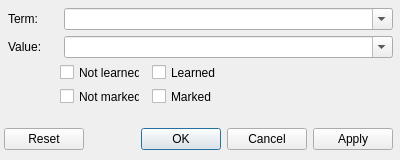
skynowa/iTeacher, file Forms/CWordFinder.ui: the form before one commit.
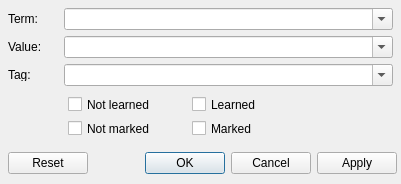
The form after the commit.

Commit message: ADD: tags combobox to CWordFinder

Diff of the .ui file:
```diff
--- a/Forms/CWordFinder.ui
+++ b/Forms/CWordFinder.ui
@@ -6,8 +6,8 @@
    <rect>
     <x>0</x>
     <y>0</y>
-    <width>400</width>
-    <height>160</height>
+    <width>401</width>
+    <height>184</height>
    </rect>
   </property>
   <property name="windowTitle">
@@ -16,8 +16,8 @@
   <widget class="QDialogButtonBox" name="bbxButtons">
    <property name="geometry">
     <rect>
-     <x>4</x>
-     <y>128</y>
+     <x>8</x>
+     <y>152</y>
      <width>389</width>
      <height>23</height>
     </rect>
@@ -55,9 +55,9 @@
   <widget class="QCheckBox" name="chkWordLearned">
    <property name="geometry">
     <rect>
-     <x>152</x>
-     <y>64</y>
-     <width>80</width>
+     <x>192</x>
+     <y>96</y>
+     <width>112</width>
      <height>17</height>
     </rect>
    </property>
@@ -68,9 +68,9 @@
   <widget class="QCheckBox" name="chkWordMarked">
    <property name="geometry">
     <rect>
-     <x>152</x>
-     <y>88</y>
-     <width>80</width>
+     <x>192</x>
+     <y>120</y>
+     <width>112</width>
      <height>17</height>
     </rect>
    </property>
@@ -107,9 +107,9 @@
   <widget class="QCheckBox" name="chkWordNotLearned">
    <property name="geometry">
     <rect>
-     <x>60</x>
-     <y>64</y>
-     <width>80</width>
+     <x>68</x>
+     <y>96</y>
+     <width>112</width>
      <height>17</height>
     </rect>
    </property>
@@ -120,9 +120,9 @@
   <widget class="QCheckBox" name="chkWordNotMarked">
    <property name="geometry">
     <rect>
-     <x>60</x>
-     <y>88</y>
-     <width>80</width>
+     <x>68</x>
+     <y>120</y>
+     <width>112</width>
      <height>17</height>
     </rect>
    </property>
@@ -130,6 +130,32 @@
     <string>Not marked</string>
    </property>
   </widget>
+  <widget class="QLabel" name="label_3">
+   <property name="geometry">
+    <rect>
+     <x>8</x>
+     <y>68</y>
+     <width>46</width>
+     <height>13</height>
+    </rect>
+   </property>
+   <property name="text">
+    <string>Tag:</string>
+   </property>
+  </widget>
+  <widget class="QComboBox" name="cboTags">
+   <property name="geometry">
+    <rect>
+     <x>64</x>
+     <y>64</y>
+     <width>329</width>
+     <height>22</height>
+    </rect>
+   </property>
+   <property name="editable">
+    <bool>true</bool>
+   </property>
+  </widget>
  </widget>
  <resources/>
  <connections/>
```
The commit also changes 1 other file.
